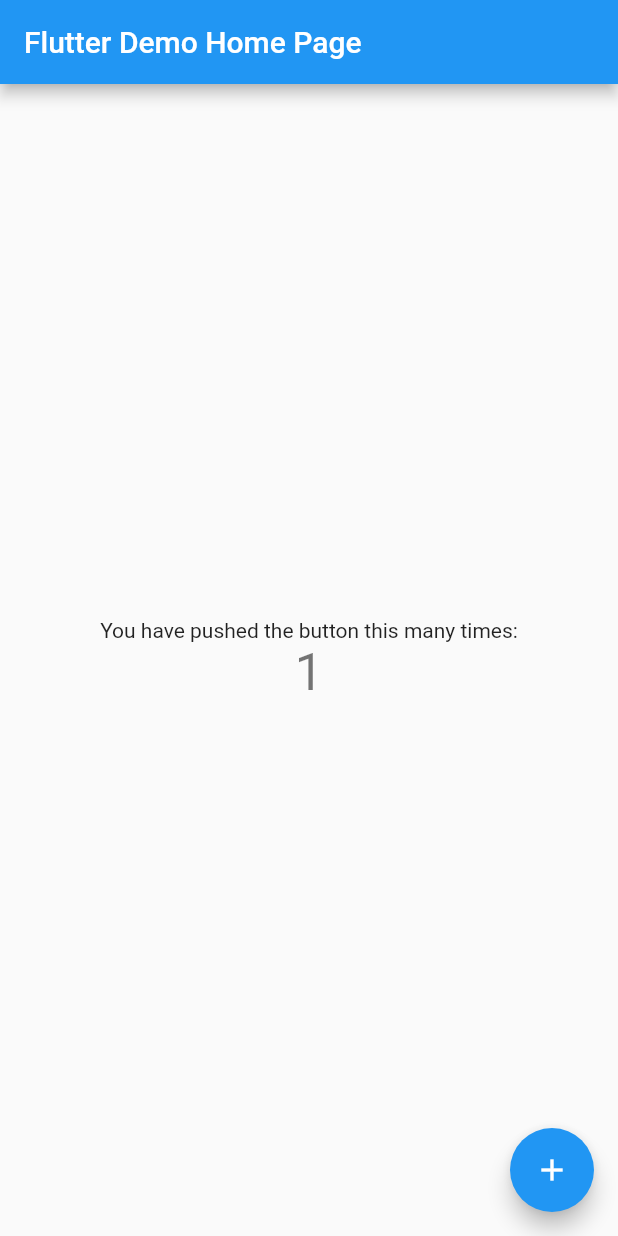
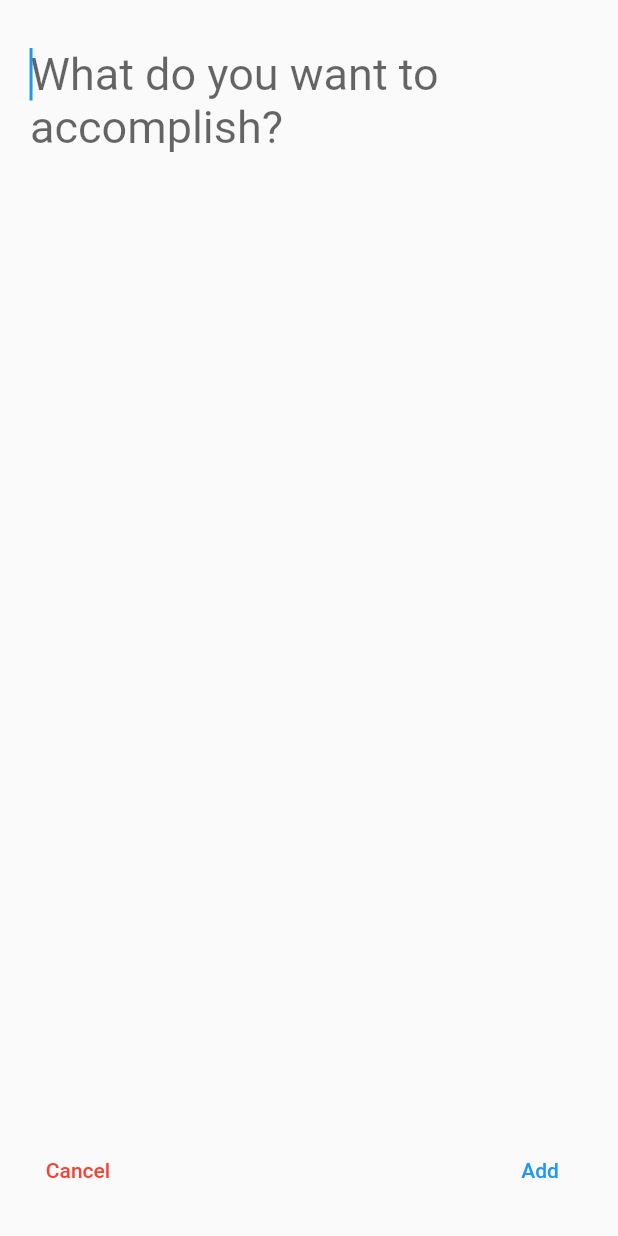
Before and after one commit to lebsharing/leb_flutter_demo_collection, a Flutter app: the screen it shows after launch, after a tap on the "add" icon, on a phone screen of 412 x 824 dp. Run offline on Flutter 3.47's test engine with Material 2 defaults, Android fonts, the phone set to English and light mode, and no system bars; our stand-ins replace get, get_storage.

Commit message:
todo demo with getX

```diff
--- /dev/null
+++ b/getx_todo_demo/lib/controller/TodoController.dart
@@ -0,0 +1,25 @@
+import 'package:flutter/foundation.dart';
+import 'package:get/get.dart';
+import 'package:get_storage/get_storage.dart';
+
+import '../models/todo.dart';
+
+class TodoController extends GetxController {
+  var todos = <Todo>[].obs;
+
+  @override
+  void onInit() {
+    List? storedTodos = GetStorage().read<List>('todos');
+
+    if (storedTodos?.isNotEmpty ?? false) {
+      todos = storedTodos!.map((e) => Todo.fromJson(e)).toList().obs;
+    }
+    ever(todos, (_) {
+      if (kDebugMode) {
+        print("----ever-----");
+      }
+      GetStorage().write('todos', todos.toList());
+    });
+    super.onInit();
+  }
+}
--- a/getx_todo_demo/lib/main.dart
+++ b/getx_todo_demo/lib/main.dart
@@ -1,6 +1,10 @@
 import 'package:flutter/material.dart';
+import 'package:get/get.dart';
+import 'package:get_storage/get_storage.dart';
+import 'package:getx_todo_demo/screens/HomeScreen.dart';
 
-void main() {
+void main() async {
+  await GetStorage.init();
   runApp(const MyApp());
 }
 
@@ -10,7 +14,7 @@ class MyApp extends StatelessWidget {
   // This widget is the root of your application.
   @override
   Widget build(BuildContext context) {
-    return MaterialApp(
+    return GetMaterialApp(
       title: 'Flutter Demo',
       theme: ThemeData(
         // This is the theme of your application.
@@ -24,7 +28,8 @@ class MyApp extends StatelessWidget {
         // is not restarted.
         primarySwatch: Colors.blue,
       ),
-      home: const MyHomePage(title: 'Flutter Demo Home Page'),
+      // home: const MyHomePage(title: 'Flutter Demo Home Page'),
+      home: HomeScreenPage(),
     );
   }
 }
--- /dev/null
+++ b/getx_todo_demo/lib/models/todo.dart
@@ -0,0 +1,11 @@
+class Todo {
+  String text;
+  bool done;
+
+  Todo({required this.text, this.done = false});
+
+  factory Todo.fromJson(Map<String, dynamic> json) =>
+      Todo(text: json['text'], done: json['done']);
+
+  Map<String, dynamic> toJson() => {'text': text, 'done': done};
+}
--- /dev/null
+++ b/getx_todo_demo/lib/screens/HomeScreen.dart
@@ -0,0 +1,63 @@
+import 'package:flutter/material.dart';
+import 'package:get/get.dart';
+import 'package:getx_todo_demo/controller/TodoController.dart';
+import 'package:getx_todo_demo/screens/TodoScreenPage.dart';
+
+class HomeScreenPage extends StatelessWidget {
+  @override
+  Widget build(BuildContext context) {
+    final TodoController todoController = Get.put(TodoController());
+    return Scaffold(
+      appBar: AppBar(
+        title: const Text("GetX Todo List"),
+      ),
+      floatingActionButton: FloatingActionButton(
+        child: const Icon(Icons.add),
+        onPressed: () {
+          Get.to(TodoScreenPage());
+        },
+      ),
+      body: Container(
+        child: Obx(
+          () => ListView.separated(
+            itemBuilder: (ctx, index) => Dismissible(
+              key: UniqueKey(),
+              onDismissed: (direction) {
+                var removed = todoController.todos[index];
+                todoController.todos.removeAt(index);
+              },
+              child: ListTile(
+                title: Text(
+                  todoController.todos[index].text,
+                  style: todoController.todos[index].done
+                      ? const TextStyle(
+                          color: Colors.red,
+                          decoration: TextDecoration.lineThrough)
+                      : TextStyle(
+                          color: Theme.of(ctx).textTheme.bodyText1?.color),
+                ),
+                onTap: () {
+                  Get.to(TodoScreenPage(
+                    index: index,
+                  ));
+                },
+                leading: Checkbox(
+                  value: todoController.todos[index].done,
+                  onChanged: (v) {
+                    var changed = todoController.todos[index];
+                    changed.done = v ?? false;
+                    todoController.todos[index] = changed;
+                  },
+                ),
+              ),
+            ),
+            separatorBuilder: (ctx, index) => const Divider(
+              color: Colors.green,
+            ),
+            itemCount: todoController.todos.length,
+          ),
+        ),
+      ),
+    );
+  }
+}
--- /dev/null
+++ b/getx_todo_demo/lib/screens/TodoScreenPage.dart
@@ -0,0 +1,70 @@
+import 'package:flutter/material.dart';
+import 'package:get/get.dart';
+import 'package:getx_todo_demo/controller/TodoController.dart';
+import 'package:getx_todo_demo/models/todo.dart';
+
+class TodoScreenPage extends StatelessWidget {
+  final TodoController todoController = Get.find();
+  final int? index;
+  TodoScreenPage({Key? key, this.index}) : super(key: key);
+
+  @override
+  Widget build(BuildContext context) {
+    String text = "";
+    if (index != null) {
+      text = todoController.todos[index!].text;
+    }
+    TextEditingController textEditingController =
+        TextEditingController(text: text);
+    return Scaffold(
+      body: Container(
+        padding: EdgeInsets.all(20),
+        child: Column(
+          children: [
+            Expanded(
+              child: TextField(
+                controller: textEditingController,
+                autofocus: true,
+                decoration: const InputDecoration(
+                    hintText: "What do you want to accomplish?",
+                    border: InputBorder.none,
+                    focusedBorder: InputBorder.none),
+                style: TextStyle(fontSize: 30),
+                keyboardType: TextInputType.multiline,
+                maxLines: 999,
+              ),
+            ),
+            Row(
+              mainAxisAlignment: MainAxisAlignment.spaceBetween,
+              children: [
+                TextButton(
+                  onPressed: () {
+                    Get.back();
+                  },
+                  child: const Text(
+                    "Cancel",
+                    style: TextStyle(color: Colors.red),
+                  ),
+                ),
+                TextButton(
+                  onPressed: () {
+                    if (index == null) {
+                      todoController.todos
+                          .add(Todo(text: textEditingController.text));
+                    } else {
+                      var editing = todoController.todos[index!];
+                      editing.text = textEditingController.text;
+                      todoController.todos[index!] = editing;
+                    }
+                    Get.back();
+                  },
+                  child: Text(index != null ? "Edit" : "Add"),
+                )
+              ],
+            )
+          ],
+        ),
+      ),
+    );
+  }
+}
--- a/getx_todo_demo/pubspec.yaml
+++ b/getx_todo_demo/pubspec.yaml
@@ -45,6 +45,8 @@ dev_dependencies:
   # package. See that file for information about deactivating specific lint
   # rules and activating additional ones.
   flutter_lints: ^1.0.0
+  get_storage: ^2.0.3
+  get: ^4.6.5
 
 # For information on the generic Dart part of this file, see the
 # following page: https://dart.dev/tools/pub/pubspec
```
Also changed, not shown: 3 other files.
